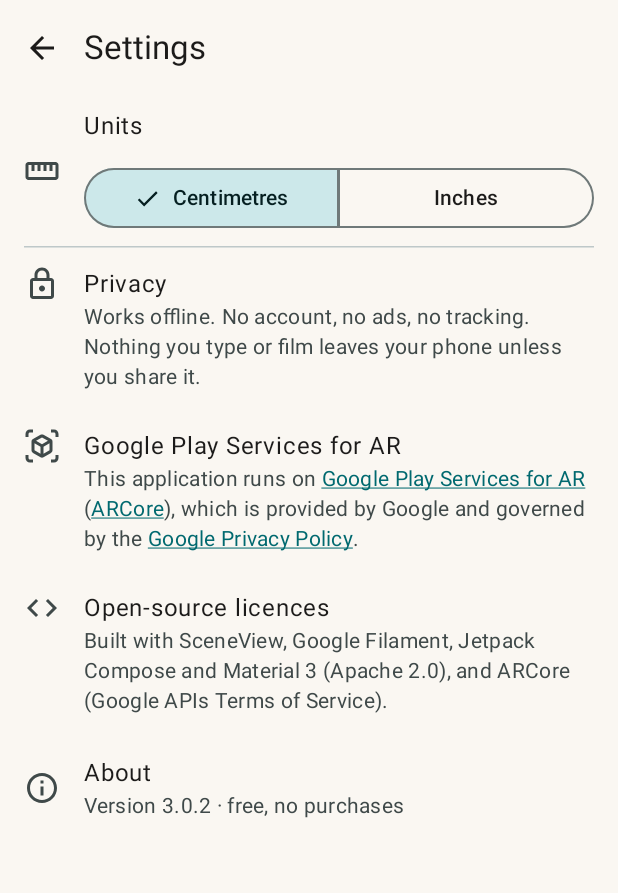
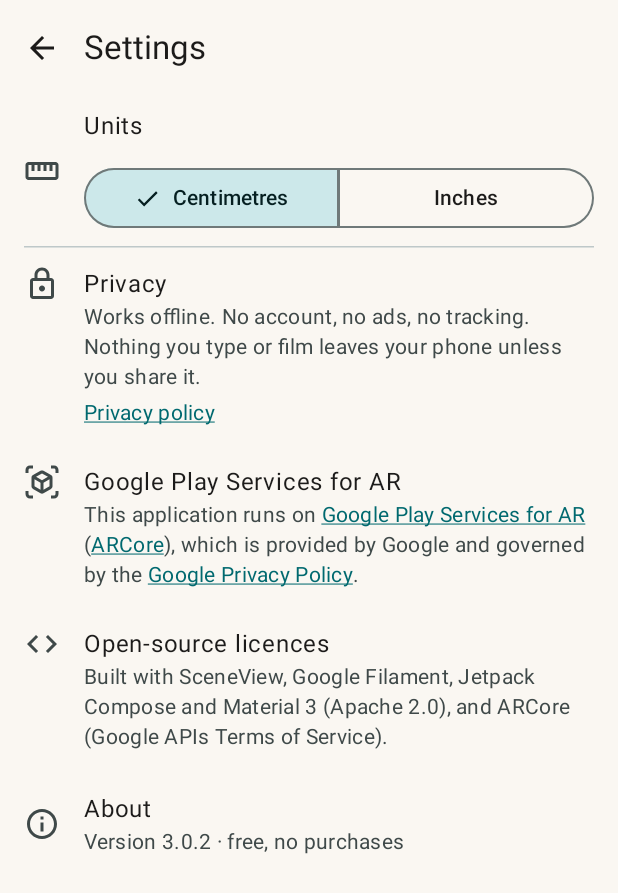
Before and after one commit to ThomasGorisse/will-it-fit, an Android app built with Jetpack Compose: the composable SettingsScreen shown on its own in the app's theme, on a phone screen of 412 x 824 dp. Shown: the top 893 px of the screen. Run offline under Robolectric (Android 15) with nearby library versions, the phone set to English and light mode, and no system bars; libraries missing offline, so code that uses them is left out: com.google.ar.core; 2 statements that could not run were skipped.

Commit message:
Settings: link to the app's privacy policy under Privacy
Co-Authored-By: Claude Opus 5.5 <noreply@anthropic.com>

```diff
--- a/app/src/main/java/com/gorisse/thomas/willitfit/ui/SettingsScreen.kt
+++ b/app/src/main/java/com/gorisse/thomas/willitfit/ui/SettingsScreen.kt
@@ -65,7 +65,18 @@ fun SettingsScreen(unit: LengthUnit, onUnit: (LengthUnit) -> Unit, onBack: () ->
             ListItem(
                 leadingContent = { Icon(Icons.Outlined.Lock, null) },
                 headlineContent = { Text(stringResource(R.string.settings_privacy_title)) },
-                supportingContent = { Text(stringResource(R.string.settings_privacy)) },
+                supportingContent = {
+                    val uriHandler = LocalUriHandler.current
+                    Column {
+                        Text(stringResource(R.string.settings_privacy))
+                        Text(
+                            linkText(stringResource(R.string.settings_privacy_policy), PRIVACY_POLICY_URL, MaterialTheme.colorScheme.primary) { url ->
+                                runCatching { uriHandler.openUri(url) }
+                            },
+                            modifier = Modifier.padding(top = 4.dp),
+                        )
+                    }
+                },
             )
             // Required by Google next to the privacy line: the AR camera runs on ARCore.
             ListItem(
@@ -93,10 +104,22 @@ fun SettingsScreen(unit: LengthUnit, onUnit: (LengthUnit) -> Unit, onBack: () ->
     }
 }
 
+/** The app's privacy policy, the one the Play listing points to. */
+const val PRIVACY_POLICY_URL = "https://thomasgorisse.github.io/willitfit/privacy/"
+
+private fun linkStyles(color: Color) = TextLinkStyles(SpanStyle(color = color, textDecoration = TextDecoration.Underline))
+
+/** [text] as one link to [url]; a tap calls [open]. */
+private fun linkText(text: String, url: String, linkColor: Color, open: (String) -> Unit): AnnotatedString =
+    buildAnnotatedString {
+        append(text)
+        addLink(LinkAnnotation.Url(url, linkStyles(linkColor)) { open(url) }, 0, text.length)
+    }
+
 /** [ArCoreNotice.TEXT] with its links, underlined in the theme's primary colour; a tap calls [open]. */
 private fun arCoreNoticeText(linkColor: Color, open: (String) -> Unit): AnnotatedString = buildAnnotatedString {
     append(ArCoreNotice.TEXT)
-    val styles = TextLinkStyles(SpanStyle(color = linkColor, textDecoration = TextDecoration.Underline))
+    val styles = linkStyles(linkColor)
     ArCoreNotice.links.forEach { link ->
         addLink(LinkAnnotation.Url(link.url, styles) { open(link.url) }, link.start, link.end)
     }
--- a/app/src/main/res/values/strings.xml
+++ b/app/src/main/res/values/strings.xml
@@ -78,6 +78,7 @@
     <string name="unit_in">Inches</string>
     <string name="settings_privacy_title">Privacy</string>
     <string name="settings_privacy">Works offline. No account, no ads, no tracking. Nothing you type or film leaves your phone unless you share it.</string>
+    <string name="settings_privacy_policy">Privacy policy</string>
     <string name="settings_arcore_title" translatable="false">Google Play Services for AR</string>
     <string name="settings_licenses">Open-source licences</string>
     <string name="settings_licenses_body">Built with SceneView, Google Filament, Jetpack Compose and Material 3 (Apache 2.0), and ARCore (Google APIs Terms of Service).</string>
```
Also changed, not shown: 6 other files.
